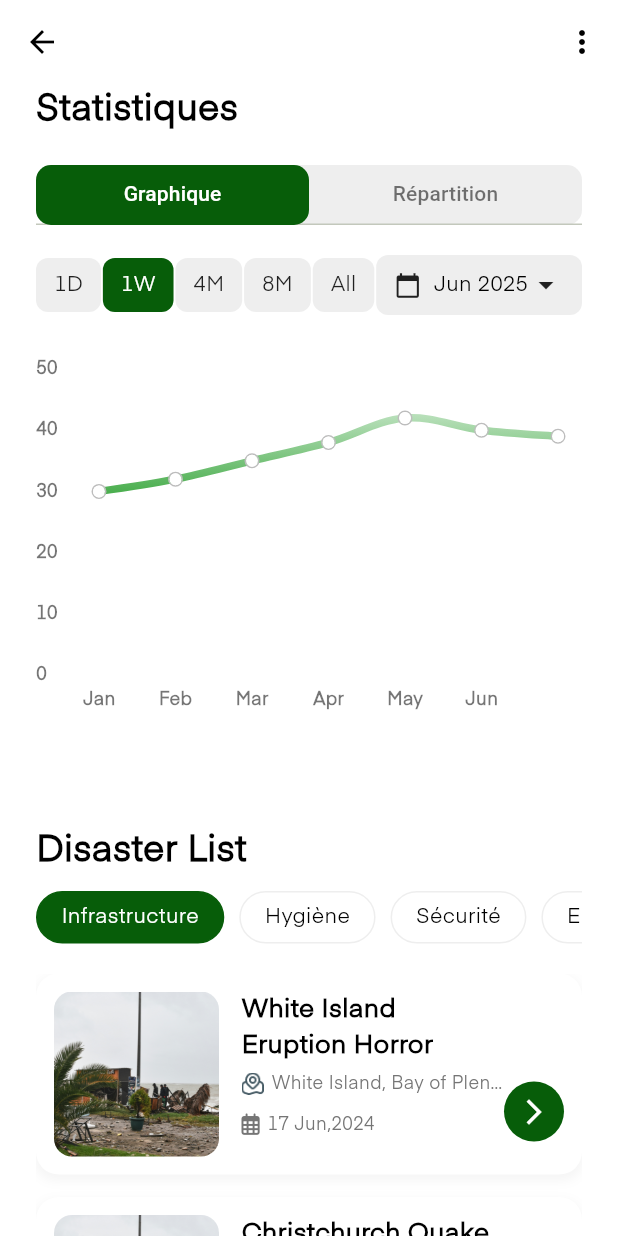
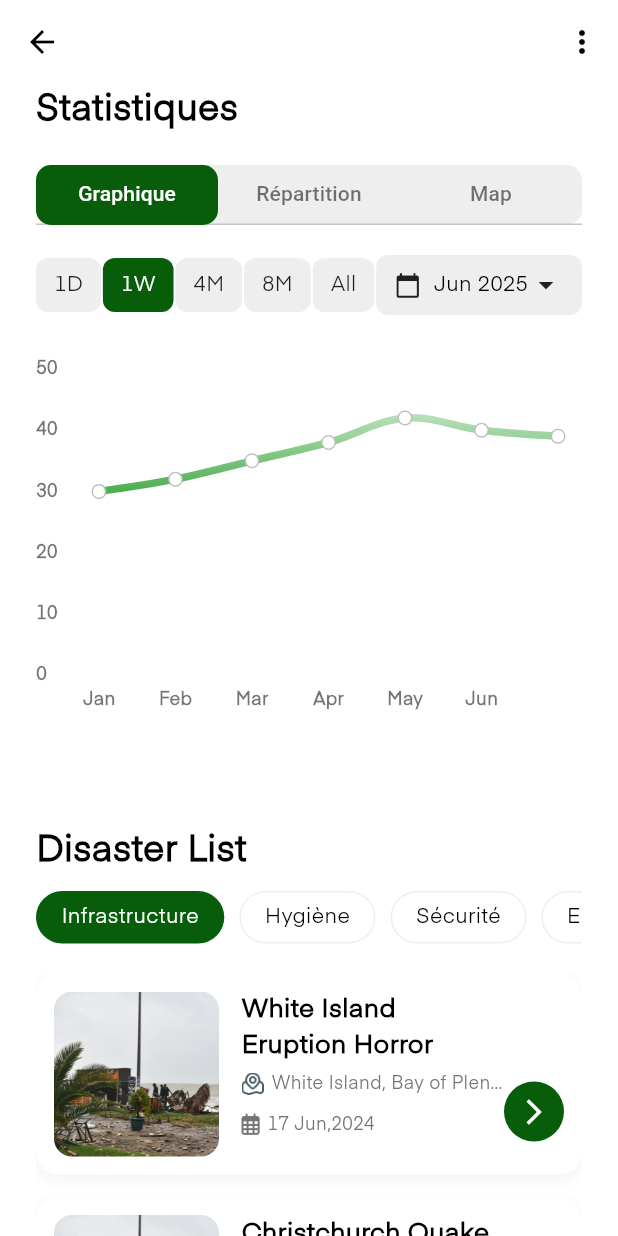
Before and after one commit to gfriedtod/smart_city, a Flutter app: the DisasterStatisticsPage screen opened directly, on a phone screen of 412 x 824 dp. Run offline on Flutter 3.47's test engine with Material 3 defaults, Android fonts, the phone set to English and light mode, and no system bars; drawn by our look-alikes of fl_chart; our stand-ins replace animated_bottom_navigation_bar, flutter_map, font_awesome_flutter, geolocator, latlong2, lucide_icons; missing offline and left inert: flutter_osm_plugin, osm_search_and_pick; statements that could not run were skipped.

```diff
--- a/smart_city_app/lib/fake_core/data/IncidentCard_data.dart
+++ b/smart_city_app/lib/fake_core/data/IncidentCard_data.dart
@@ -19,7 +19,7 @@ List<Incident> IncidentArticlesData = [
     location: 'Christchurch, Canterbury',
     date: DateTime(2024, 6, 8),
     description: "A powerful earthquake struck Christchurch on February 22, 2011, causing widespread damage and claiming 185 lives. The city continues its recovery efforts.",
-    initialStatus: 'Reported',
+    initialStatus: 'Resolved',
   ),
   Incident(
     image: 'lib/assets/images/plage.jpg',
--- a/smart_city_app/lib/presentation/screens/disaster_statistic/disaster_statistic.dart
+++ b/smart_city_app/lib/presentation/screens/disaster_statistic/disaster_statistic.dart
@@ -56,6 +56,7 @@
 
 import 'package:fl_chart/fl_chart.dart';
 import 'package:flutter/material.dart';
+import 'package:flutter_osm_plugin/flutter_osm_plugin.dart';
 import 'package:font_awesome_flutter/font_awesome_flutter.dart';
 import 'package:intl/intl.dart'; // Pour la date
 
@@ -78,11 +79,19 @@ class _DisasterStatisticsPageState extends State<DisasterStatisticsPage>
   DateTime _selectedDate =
       DateTime.now(); // Date par défaut pour le filtre date
   int _touchedSpotIndex = -1; // Pour gérer l'effet de survol sur le graphique
+  int _currentTabIndex = 0; // Initialisé à 0 (premier onglet)
 
   @override
   void initState() {
     super.initState();
-    _tabController = TabController(length: 2, vsync: this);
+    _tabController = TabController(length: 3, vsync: this);
+    _tabController.addListener(() {
+      if (!_tabController.indexIsChanging) { // S'assure que l'index est stable après le changement
+        setState(() {
+          _currentTabIndex = _tabController.index;
+        });
+      }
+    });
   }
 
   @override
@@ -172,6 +181,7 @@ class _DisasterStatisticsPageState extends State<DisasterStatisticsPage>
 
   @override
   Widget build(BuildContext context) {
+    final double tabBarViewHeight = _currentTabIndex == 2 ? 220.0 : 350.0; // 280 pour la carte, 350 pour les graphiques
     final List<String> categories = const [
       "Infrastructure",
       "Hygiène",
@@ -236,6 +246,7 @@ class _DisasterStatisticsPageState extends State<DisasterStatisticsPage>
                 tabs: const [
                   Tab(text: 'Graphique'),
                   Tab(text: 'Répartition'),
+                  Tab(text: 'Map'),
                 ],
               ),
             ),
@@ -243,7 +254,7 @@ class _DisasterStatisticsPageState extends State<DisasterStatisticsPage>
 
             // Contenu des onglets
             SizedBox(
-              height: 350, // Hauteur fixe pour les contenus des onglets
+              height: tabBarViewHeight, // Hauteur fixe pour les contenus des onglets
               child: TabBarView(
                 controller: _tabController,
                 children: [
@@ -251,6 +262,79 @@ class _DisasterStatisticsPageState extends State<DisasterStatisticsPage>
                   // Onglet pour le graphique linéaire
                   _buildCircularChartTab(),
                   // Onglet pour le graphique circulaire
+                  Stack(
+                    children: [
+                      Container(
+                        height: 220,
+                        decoration: BoxDecoration(
+                          borderRadius: BorderRadius.circular(20),
+                          color: Colors.grey.shade100,
+                        ),
+                        child: Expanded(
+                          child: OSMFlutter(
+                            controller: MapController(
+                              initPosition: GeoPoint(
+                                latitude: 47.4358055,
+                                longitude: 8.4737324,
+                              ),
+                              areaLimit: const BoundingBox(
+                                east: 10.4922941,
+                                north: 47.8084648,
+                                south: 45.817995,
+                                west: 5.9559113,
+                              ),
+                            ),
+                            osmOption: OSMOption(
+                              userTrackingOption: const UserTrackingOption(
+                                enableTracking: true,
+                                unFollowUser: false,
+                              ),
+                              zoomOption: const ZoomOption(
+                                initZoom: 8,
+                                minZoomLevel: 3,
+                                maxZoomLevel: 19,
+                                stepZoom: 1.0,
+                              ),
+                              userLocationMarker: UserLocationMaker(
+                                personMarker: const MarkerIcon(
+                                  icon: Icon(
+                                    Icons.location_history_rounded,
+                                    color: Colors.red,
+                                    size: 48,
+                                  ),
+                                ),
+                                directionArrowMarker: const MarkerIcon(
+                                  icon: Icon(Icons.double_arrow, size: 48),
+                                ),
+                              ),
+                              roadConfiguration: const RoadOption(
+                                roadColor: Colors.yellowAccent,
+                              ),
+                            ),
+                          ),
+                        ),
+                      ),
+                      const Positioned(
+                        top: 10,
+                        right: 10,
+                        child: Icon(Icons.settings),
+                      ),
+                      const Positioned(
+                        bottom: 10,
+                        left: 10,
+                        child: Column(
+                          crossAxisAlignment: CrossAxisAlignment.start,
+                          children: [
+                            Text(
+                              "Earthquake in New York",
+                              style: TextStyle(fontWeight: FontWeight.bold),
+                            ),
+                            Text("📅 Sun, 11 June 2024    ⏱ 3 min ago"),
+                          ],
+                        ),
+                      ),
+                    ],
+                  ),
                 ],
               ),
             ),
```
Also changed, not shown: smart_city_app/lib/presentation/components/IncidentStatusCard.dart (added, +208 -0 lines), smart_city_app/lib/presentation/components/StatusFilterChip.dart (added, +37 -0 lines), smart_city_app/lib/presentation/kernel.dart (+5 -2 lines), smart_city_app/lib/presentation/screens/incident_details/IncidentStatusPage.dart (added, +169 -0 lines).
